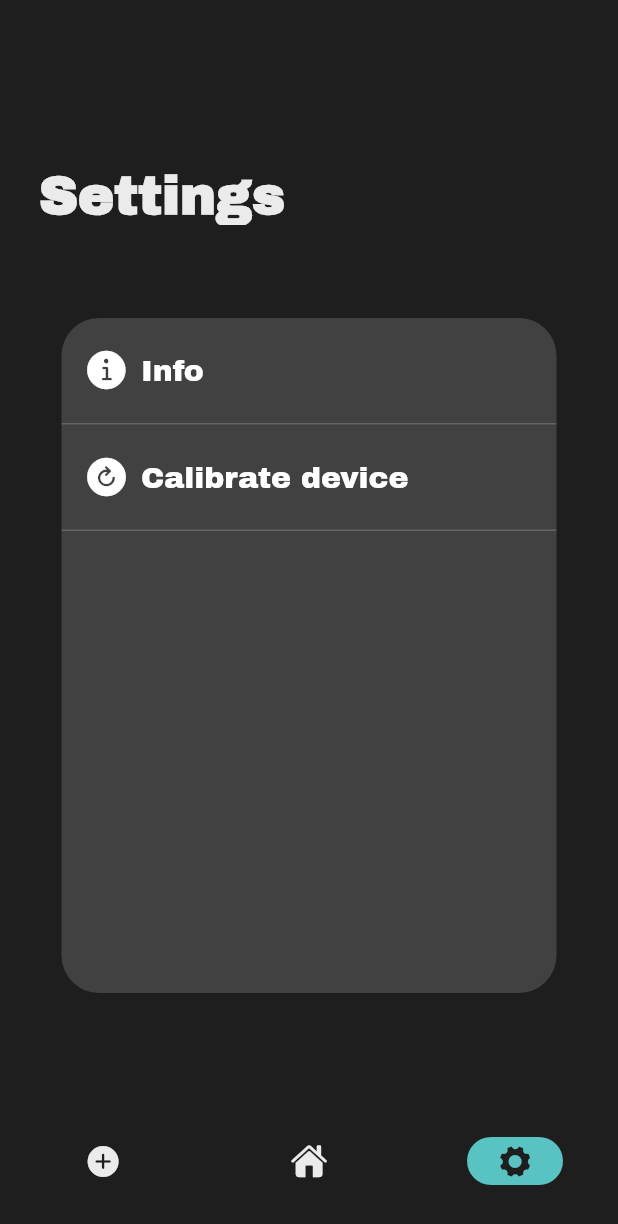
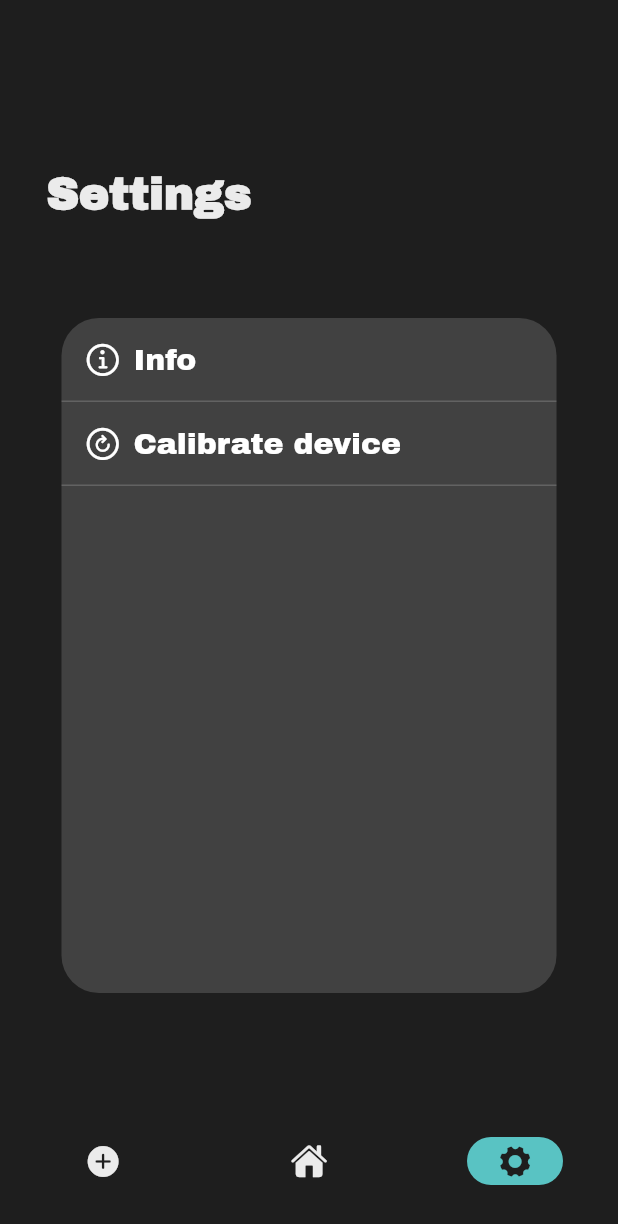
Before and after one commit to WildFore/locklock_application, a Flutter app: the screen it shows after launch, item 3 of the bottom bar chosen, on a phone screen of 412 x 824 dp. Shown: the top 1224 px of the screen. Run offline on Flutter 3.47's test engine with Material 2 defaults, Android fonts, the phone set to English and light mode, and no system bars; our stand-ins replace figma_squircle.

```diff
--- a/locklock_app/lib/main.dart
+++ b/locklock_app/lib/main.dart
@@ -40,10 +40,10 @@ class _HomeState extends State<Home> {
           backgroundColor: Color.fromARGB(255, 30, 30, 30),
           title: Padding(
             child: Text(appLanding),
-            padding: const EdgeInsets.only(left: 10, top: 110),
+            padding: const EdgeInsets.only(left: 15, top: 110),
           ),
           titleTextStyle: const TextStyle(
-              fontSize: 36,
+              fontSize: 30,
               color: Color.fromARGB(255, 235, 235, 235),
               fontFamily: "ArchivoBlack",
               fontWeight: FontWeight.w600),
--- a/locklock_app/lib/settings.dart
+++ b/locklock_app/lib/settings.dart
@@ -1,3 +1,4 @@
+import 'package:figma_squircle/figma_squircle.dart';
 import 'package:flutter/cupertino.dart';
 import 'package:flutter/material.dart';
 import 'package:locklock_app/subpages/calibrateDevice.dart';
@@ -17,25 +18,45 @@ class _SettingsPageState extends State<SettingsPage> {
       child: Container(
         width: 330,
         height: 450,
-        decoration: const BoxDecoration(
+        decoration: ShapeDecoration(
             color: Color.fromARGB(255, 65, 65, 65),
-          borderRadius: BorderRadius.all(Radius.circular(25)),
-        ),
+            shape: SmoothRectangleBorder(
+                borderRadius: SmoothBorderRadius(
+                    cornerRadius: 25, cornerSmoothing: 0.8))),
         child: Padding(
           padding: const EdgeInsets.only(),
           child: Column(
             children: [
               Container(
                 width: 360,
-                height: 70,
+                height: 55,
                 decoration: const BoxDecoration(
                   color: Colors.transparent,
                   borderRadius: BorderRadius.all(Radius.circular(0)),
                 ),
+                child: ClipRRect(
+                  borderRadius: const SmoothBorderRadius.only(
+                    topLeft: SmoothRadius(
+                      cornerRadius: 25,
+                      cornerSmoothing: 0.8,
+                    ),
+                    topRight: SmoothRadius(
+                      cornerRadius: 25,
+                      cornerSmoothing: 0.8,
+                    ),
+                    bottomRight: SmoothRadius(
+                      cornerRadius: 0,
+                      cornerSmoothing: 0,
+                    ),
+                    bottomLeft: SmoothRadius(
+                      cornerRadius: 0,
+                      cornerSmoothing: 0,
+                    ),
+                  ),
                   child: ElevatedButton.icon(
                     icon: const Icon(
-                    CupertinoIcons.info_circle_fill,
-                    size: 30,
+                      CupertinoIcons.info_circle,
+                      size: 25,
                     ),
                     style: const ButtonStyle(
                       padding:
@@ -61,6 +82,7 @@ class _SettingsPageState extends State<SettingsPage> {
                         )),
                   ),
                 ),
+              ),
               Container(
                 width: 340,
                 height: 1,
@@ -68,7 +90,7 @@ class _SettingsPageState extends State<SettingsPage> {
               ),
               Container(
                 width: 360,
-                height: 70,
+                height: 55,
                 decoration: const BoxDecoration(
                   color: Colors.transparent,
                   borderRadius: BorderRadius.only(
@@ -77,8 +99,8 @@ class _SettingsPageState extends State<SettingsPage> {
                 ),
                 child: ElevatedButton.icon(
                   icon: const Icon(
-                    CupertinoIcons.arrow_clockwise_circle_fill,
-                    size: 30,
+                    CupertinoIcons.arrow_clockwise_circle,
+                    size: 25,
                   ),
                   style: const ButtonStyle(
                     padding:
--- a/locklock_app/pubspec.yaml
+++ b/locklock_app/pubspec.yaml
@@ -30,6 +30,7 @@ environment:
 dependencies:
   flutter:
     sdk: flutter
+  figma_squircle: ^0.5.3
 
 
   # The following adds the Cupertino Icons font to your application.
```
Also changed, not shown: locklock_app/lib/addNewDevice.dart (+12 -5 lines), locklock_app/lib/home.dart (+8 -4 lines), locklock_app/lib/subpages/calibrateDevice.dart (+3 -7 lines), locklock_app/pubspec.lock. Lines whose indentation alone changed are shown as unchanged.
